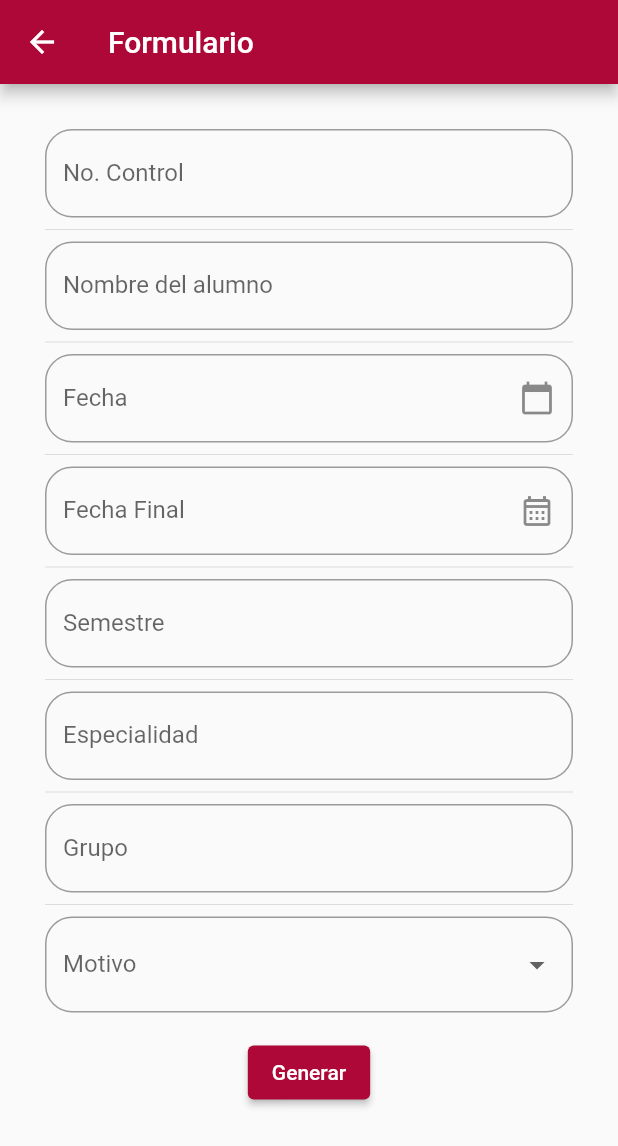
After one commit to edwinperez16/AppJustificacion, a Flutter app: the screen it shows after launch, after a tap on "JUSTIFICACION", on a phone screen of 412 x 824 dp. The commit adds this screen. Shown: the top 1146 px of the screen. Run offline on Flutter 3.47's test engine with Material 2 defaults, Android fonts, the phone set to English and light mode, and no system bars.

Commit message:
Pulido de la aplicacion

```diff
--- /dev/null
+++ b/app_justificacion/lib/src/pages/crear_justificacion.dart
@@ -0,0 +1,251 @@
+import 'package:flutter/material.dart';
+
+class FormularioPage extends StatefulWidget {
+  @override
+  _FormularioPageState createState() => _FormularioPageState();
+}
+
+class _FormularioPageState extends State<FormularioPage> {
+  String? _motivoSeleccionado; // Variable para almacenar el motivo seleccionado
+  List<String> _motivos = [ // Lista de motivos
+    'Familiares',
+    'Personal',
+    'Salud',
+    'Academicos',
+    'Deportivos',
+    'Otro'
+  ];
+
+  // Controladores de texto para cada campo
+  TextEditingController _noControlController = TextEditingController();
+  TextEditingController _nombreController = TextEditingController();
+  TextEditingController _fechaController = TextEditingController();
+  TextEditingController _fecha_Final_Controller = TextEditingController();
+  TextEditingController _semestreController = TextEditingController();
+  TextEditingController _especialidadController = TextEditingController();
+  TextEditingController _grupoController = TextEditingController();
+  TextEditingController _otroMotivoController = TextEditingController();
+
+  @override
+  void dispose() {
+    // Liberar los controladores de texto cuando se destruye el widget
+    _noControlController.dispose();
+    _nombreController.dispose();
+    _fechaController.dispose();
+    _fecha_Final_Controller.dispose();
+    _semestreController.dispose();
+    _especialidadController.dispose();
+    _grupoController.dispose();
+    _otroMotivoController.dispose();
+    super.dispose();
+  }
+
+  void _submitForm() {
+    // Lógica para guardar los datos del formulario
+    String noControl = _noControlController.text;
+    String nombre = _nombreController.text;
+    String fecha = _fechaController.text;
+    String fechaFinal = _fecha_Final_Controller.text;
+    String semestre = _semestreController.text;
+    String especialidad = _especialidadController.text;
+    String grupo = _grupoController.text;
+    String motivo = _motivoSeleccionado!;
+    String otroMotivo = _otroMotivoController.text;
+
+    // Imprimir los datos en la consola
+    print('No.Control: $noControl');
+    print('Nombre del alumno: $nombre');
+    print('Fecha: $fecha');
+    print('Fecha Final: $fechaFinal');
+    print('Semestre: $semestre');
+    print('Especialidad: $especialidad');
+    print('Grupo: $grupo');
+    print('Motivo: $motivo');
+    print('Otro Motivo: $otroMotivo');
+  }
+
+  @override
+  Widget build(BuildContext context) {
+    return Scaffold(
+      appBar: AppBar(
+        title: Text('Formulario'),
+      ),
+      body: Padding(
+        padding: EdgeInsets.all(30.0),
+        child: SingleChildScrollView(
+          child: Column(
+            children: [
+              // Campo de texto para el número de control
+              TextFormField(
+                controller: _noControlController,
+                decoration: InputDecoration(
+                  labelText: 'No. Control',
+                  border: OutlineInputBorder(
+                    borderRadius: BorderRadius.circular(18.0),
+                  ),
+                  focusedBorder: OutlineInputBorder(
+                    borderRadius: BorderRadius.circular(18.0),
+                    borderSide: BorderSide(color: Color(0xFFAD0837)),
+                  ),
+                ),
+              ),
+              Divider(),
+              // Campo de texto para el nombre del alumno
+              TextFormField(
+                controller: _nombreController,
+                decoration: InputDecoration(
+                  labelText: 'Nombre del alumno',
+                  border: OutlineInputBorder(
+                    borderRadius: BorderRadius.circular(18.0),
+                  ),
+                  focusedBorder: OutlineInputBorder(
+                    borderRadius: BorderRadius.circular(18.0),
+                    borderSide: BorderSide(color: Color(0xFFAD0837)),
+                  ),
+                ),
+              ),
+              Divider(),
+              // Campo de texto para la fecha
+              TextFormField(
+                controller: _fechaController,
+                decoration: InputDecoration(
+                  labelText: 'Fecha',
+                  suffixIcon: Icon(Icons.calendar_today),
+                  border: OutlineInputBorder(
+                    borderRadius: BorderRadius.circular(18.0),
+                  ),
+                  focusedBorder: OutlineInputBorder(
+                    borderRadius: BorderRadius.circular(18.0),
+                    borderSide: BorderSide(color: Color(0xFFAD0837)),
+                  ),
+                ),
+              ),
+              Divider(),
+              // Campo de texto para la fecha final
+              TextFormField(
+                controller: _fecha_Final_Controller,
+                decoration: InputDecoration(
+                  labelText: 'Fecha Final',
+                  suffixIcon: Icon(Icons.calendar_month_outlined),
+                  border: OutlineInputBorder(
+                    borderRadius: BorderRadius.circular(18.0),
+                  ),
+                  focusedBorder: OutlineInputBorder(
+                    borderRadius: BorderRadius.circular(18.0),
+                    borderSide: BorderSide(color: Color(0xFFAD0837)),
+                  ),
+                ),
+              ),
+              Divider(),
+              // Campo de texto para el semestre
+              TextFormField(
+                controller: _semestreController,
+                decoration: InputDecoration(
+                  labelText: 'Semestre',
+                  border: OutlineInputBorder(
+                    borderRadius: BorderRadius.circular(18.0),
+                  ),
+                  focusedBorder: OutlineInputBorder(
+                    borderRadius: BorderRadius.circular(18.0),
+                    borderSide: BorderSide(color: Color(0xFFAD0837)),
+                  ),
+                ),
+              ),
+              Divider(),
+              // Campo de texto para la especialidad
+              TextFormField(
+                controller: _especialidadController,
+                decoration: InputDecoration(
+                  labelText: 'Especialidad',
+                  border: OutlineInputBorder(
+                    borderRadius: BorderRadius.circular(18.0),
+                  ),
+                  focusedBorder: OutlineInputBorder(
+                    borderRadius: BorderRadius.circular(18.0),
+                    borderSide: BorderSide(color: Color(0xFFAD0837)),
+                  ),
+                ),
+              ),
+              Divider(),
+              // Campo de texto para el grupo
+              TextFormField(
+                controller: _grupoController,
+                decoration: InputDecoration(
+                  labelText: 'Grupo',
+                  border: OutlineInputBorder(
+                    borderRadius: BorderRadius.circular(18.0),
+                  ),
+                  focusedBorder: OutlineInputBorder(
+                    borderRadius: BorderRadius.circular(18.0),
+                    borderSide: BorderSide(color: Color(0xFFAD0837)),
+                  ),
+                ),
+              ),
+              Divider(),
+              // Dropdown para seleccionar el motivo
+              DropdownButtonFormField(
+                value: _motivoSeleccionado,
+                onChanged: (value) {
+                  setState(() {
+                    _motivoSeleccionado = value;
+                  });
+                },
+                decoration: InputDecoration(
+                  labelText: 'Motivo',
+                  border: OutlineInputBorder(
+                    borderRadius: BorderRadius.circular(18.0),
+                  ),
+                  focusedBorder: OutlineInputBorder(
+                    borderRadius: BorderRadius.circular(18.0),
+                    borderSide: BorderSide(color:Color(0xFFAD0837)),
+                  ),
+                ),
+                items: _motivos.map((motivo) {
+                  return DropdownMenuItem(
+                    value: motivo,
+                    child: Text(motivo),
+                  );
+                }).toList(),
+              ),
+              if (_motivoSeleccionado == 'Otro')
+                // Campo de texto para especificar otro motivo (visible solo si se selecciona 'Otro')
+                TextFormField(
+                  controller: _otroMotivoController,
+                  decoration: InputDecoration(
+                    labelText: 'Especificar otro motivo',
+                    border: OutlineInputBorder(
+                      borderRadius: BorderRadius.circular(18.0),
+                    ),
+                    focusedBorder: OutlineInputBorder(
+                      borderRadius: BorderRadius.circular(18.0),
+                      borderSide: BorderSide(color: Color(0xFFAD0837)),
+                    ),
+                  ),
+                ),
+              SizedBox(height: 16),
+              // Botón para generar (enviar) el formulario
+              ElevatedButton(
+                onPressed: _submitForm,
+                style: ButtonStyle(
+                  backgroundColor: MaterialStateProperty.all<Color>(
+                      Color(0xFFAD0837)), // Color rojo
+                ),
+                child: Text('Generar'),
+              ),
+            ],
+          ),
+        ),
+      ),
+    );
+  }
+}
+
+void main() {
+  runApp(MaterialApp(
+    debugShowCheckedModeBanner: false,
+    theme: ThemeData(
+      focusColor: Color(0xFFAD0837),
+    ),
+    home: FormularioPage(),
+  ));
+}
--- a/app_justificacion/lib/src/pages/home_page.dart
+++ b/app_justificacion/lib/src/pages/home_page.dart
@@ -1,7 +1,8 @@
 import 'package:flutter/material.dart';
 
-//import 'buscador.dart';
-//import 'crear_justificacion.dart';
+import 'buscador.dart';
+import 'crear_justificacion.dart';
+import 'formAlumno.dart';
 
 class HomePage extends StatelessWidget {
 
@@ -18,11 +19,12 @@ class HomePage extends StatelessWidget {
            subtitle: Text('Crear una justificacion'),
            leading: Icon(Icons.insert_drive_file_sharp),
            trailing: Icon(Icons.keyboard_arrow_right),
-           //onTap: () {Navigator.push(
-      //context, MaterialPageRoute(builder: (context) => FormularioPage()),
-    //);
+           onTap: () {Navigator.push(
+      context,
+      MaterialPageRoute(builder: (context) => FormularioPage()),
+    );
 
-           //},
+           },
          ),
           Divider(),
 
@@ -31,10 +33,25 @@ class HomePage extends StatelessWidget {
             subtitle: Text('Buscar justificacion'),
             leading: Icon(Icons.location_searching_rounded),
             trailing: Icon(Icons.keyboard_arrow_right),
-            //onTap: (){Navigator.push(
-      //context, MaterialPageRoute(builder: (context) => BuscadorPage()),
-    //);
-    //},
+            onTap: (){Navigator.push(
+      context,
+      MaterialPageRoute(builder: (context) => BuscadorPage()),
+    );
+    },
+
+          ),
+             Divider(),
+
+          ListTile(
+            title: Text('NUEVO ALUMNO'),
+            subtitle: Text('Crear alumno'),
+            leading: Icon(Icons.note_add_outlined),
+            trailing: Icon(Icons.keyboard_arrow_right),
+            onTap: (){Navigator.push(
+      context,
+      MaterialPageRoute(builder: (context) => CrearPage()),
+    );
+    },
 
           ),
 
```
Also changed, not shown: app_justificacion/lib/src/pages/buscador.dart (added, +72 -0 lines), app_justificacion/lib/src/pages/formAlumno.dart (added, +172 -0 lines), app_justificacion/lib/src/pages/justificaciones.dart (added, +28 -0 lines), app_justificacion/lib/src/pages/otros.dart (added, +62 -0 lines).
